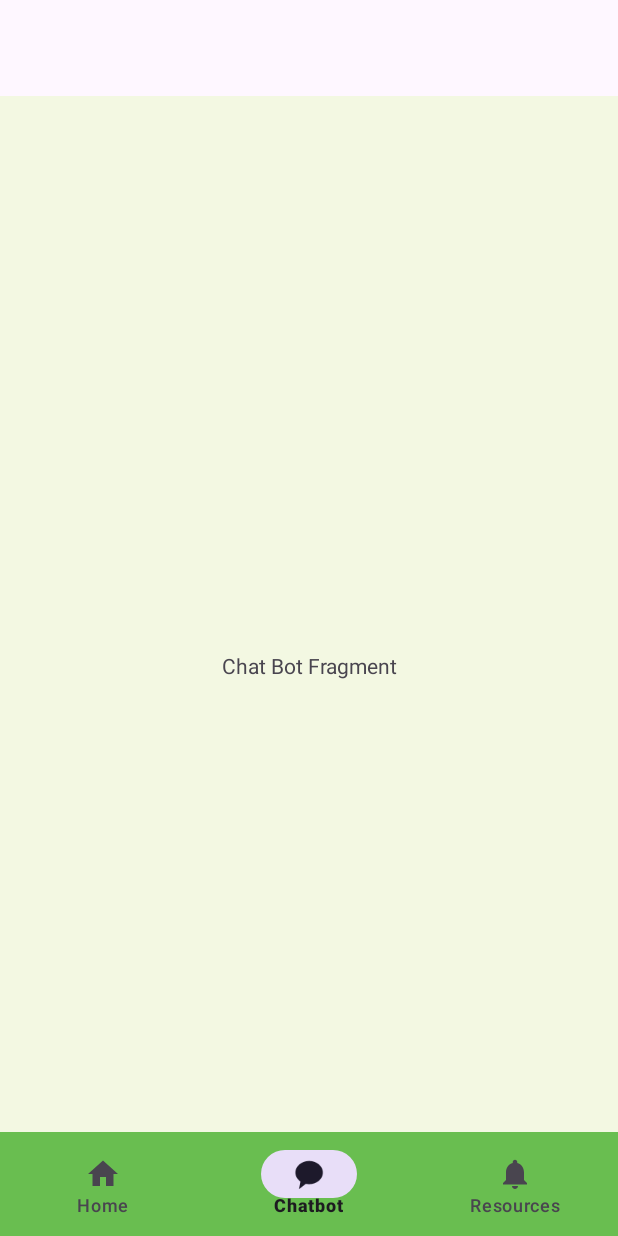
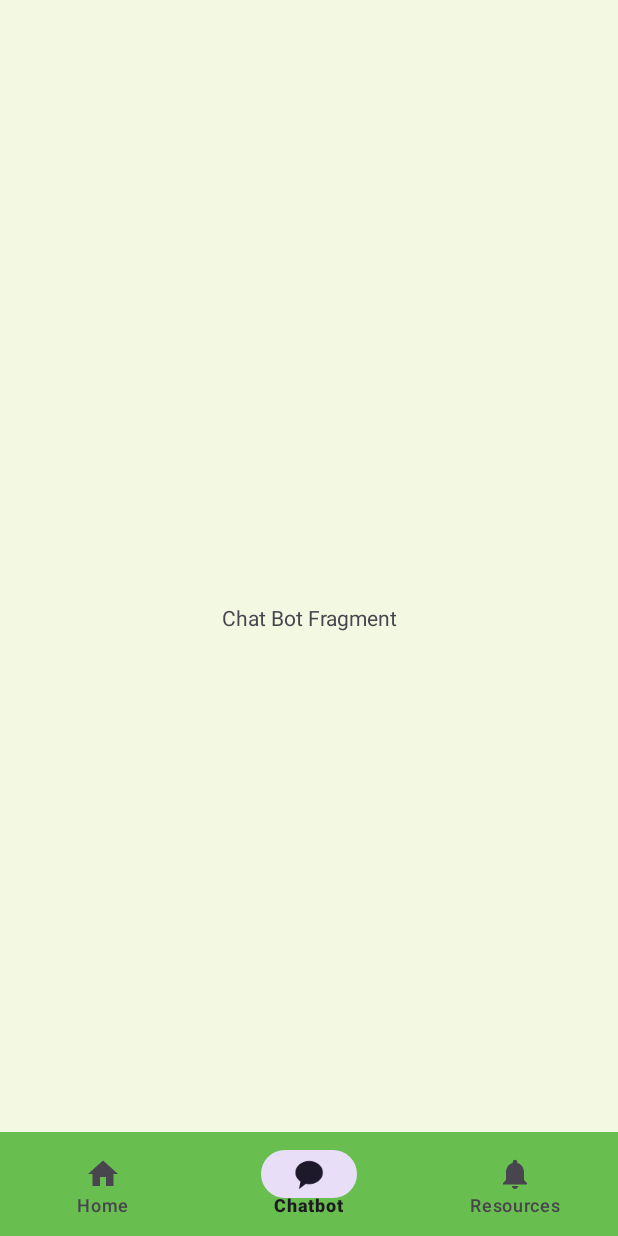
Before and after one commit to cheecheongfun/DSCP_grpA, an Android app: the HomeFragment screen opened directly, with no data from a screen before it, item 2 of the bottom bar chosen, on a phone screen of 412 x 824 dp. Run offline under Robolectric (Android 15) with nearby library versions, the phone set to English and light mode, and no system bars; 3 statements that could not run were skipped.

Commit message:
removed activity bar in home page

```diff
--- a/App/GreenCycle/app/src/main/res/layout/activity_main.xml
+++ b/App/GreenCycle/app/src/main/res/layout/activity_main.xml
@@ -5,7 +5,7 @@
     android:id="@+id/container"
     android:layout_width="match_parent"
     android:layout_height="match_parent"
-    android:paddingTop="?attr/actionBarSize">
+    android:paddingTop="0dp">
 
     <androidx.constraintlayout.widget.ConstraintLayout
         android:id="@+id/nav_frame"
--- a/App/GreenCycle/app/src/main/res/layout/fragment_home.xml
+++ b/App/GreenCycle/app/src/main/res/layout/fragment_home.xml
@@ -11,7 +11,6 @@
             android:id="@+id/greenBox"
             android:layout_width="match_parent"
             android:layout_height="230dp"
-            android:layout_marginTop="16dp"
             app:layout_constraintEnd_toEndOf="parent"
             app:layout_constraintHorizontal_bias="0.47"
             app:layout_constraintStart_toStartOf="parent"
```
